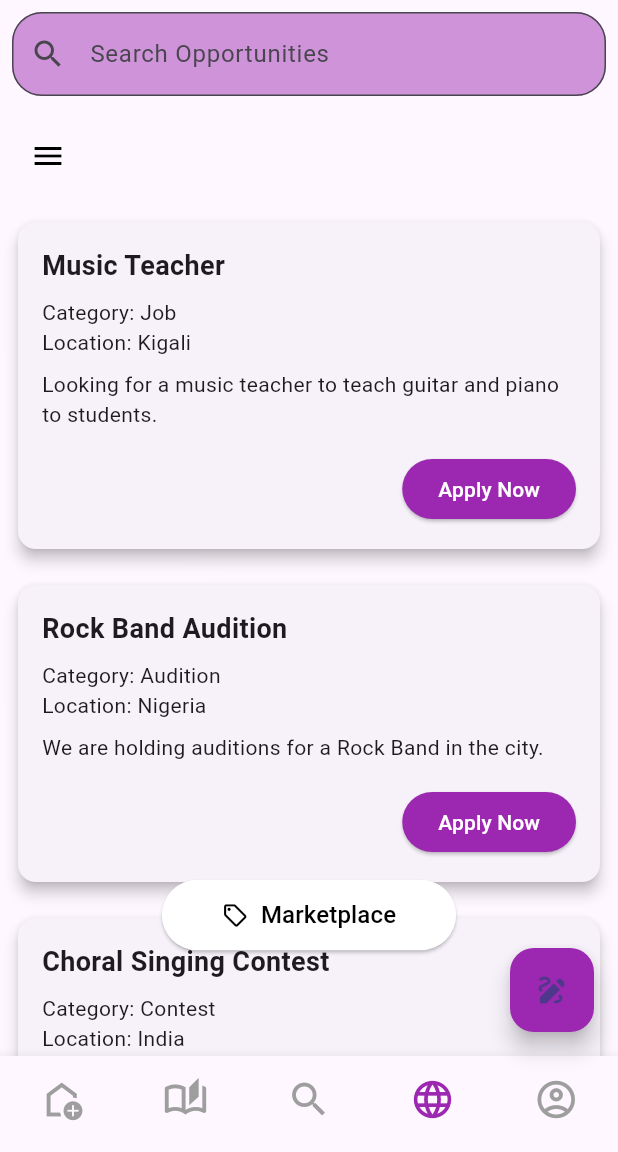
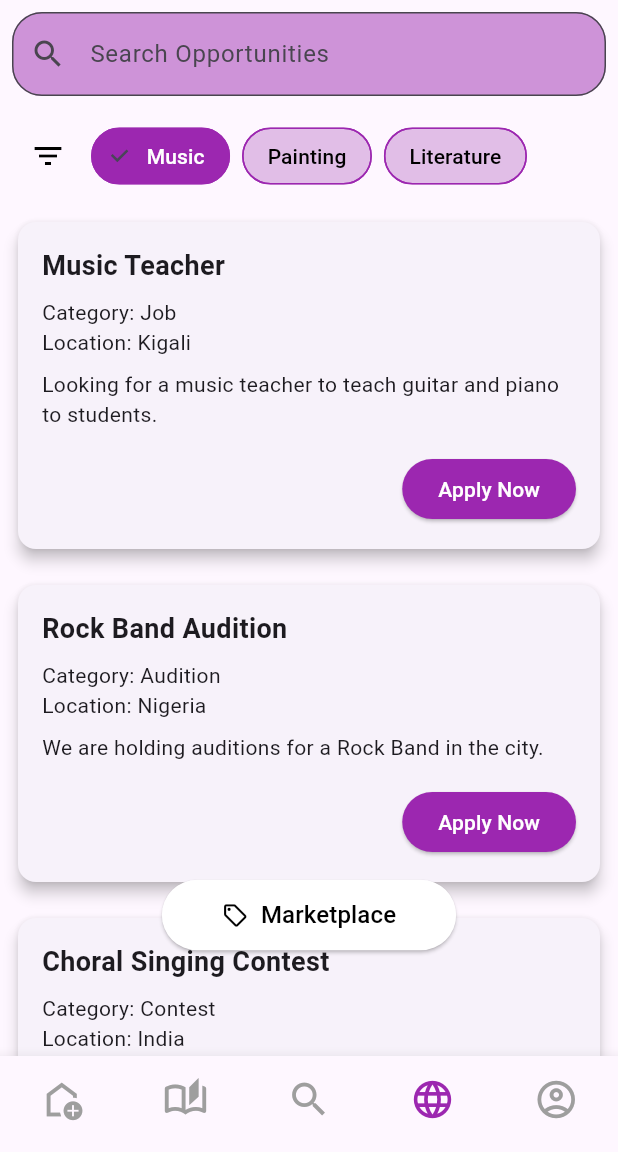
Before and after one commit to IkireziI/Kultura_Mobile_App_Group13, a Flutter app: the OpportunitiesBoard screen opened by its route, on a phone screen of 412 x 824 dp, the part 84-1236 px from its top. Run offline on Flutter 3.47's test engine with Material 3 defaults, Android fonts, the phone set to English and light mode, and no system bars; our stand-ins replace youtube_player_flutter.

Commit message:
updated icon and categories

```diff
--- a/kultura/lib/pages/opportunities_board.dart
+++ b/kultura/lib/pages/opportunities_board.dart
@@ -48,37 +48,13 @@ class OpportunitiesBoard extends StatelessWidget {
           ),
         ],
       ),
-      floatingActionButton: const DrawingWidget(),
       bottomNavigationBar: const BottomNavigation(
         selectedIndex: 3,
       ),
     );
   }
 }
-class DrawingWidget extends StatefulWidget{
-  const DrawingWidget({super.key});
 
-@override
-  State<DrawingWidget> createState() => _DrawingWidgetState();
-}
-
-class _DrawingWidgetState extends State<DrawingWidget> {
-  bool _isChipsVisible = false;
-
-  void _toggleChipsVisibility(){
-    setState(() {
-      _isChipsVisible = !_isChipsVisible;
-    });
-  }
-  @override
-  Widget build(BuildContext context) {
-    return FloatingActionButton(
-      onPressed: _toggleChipsVisibility,
-      backgroundColor: Colors.purple,
-      child: const Icon(Icons.draw),
-    );
-  }
-}
 class OpportunitiesBoardContent extends StatelessWidget {
   const OpportunitiesBoardContent({super.key});
 
@@ -101,15 +77,11 @@ class SearchBarAndFilters extends StatefulWidget {
   @override
   State<SearchBarAndFilters> createState() => _SearchBarAndFiltersState();
 }
-class _SearchBarAndFiltersState extends State<SearchBarAndFilters>{
-  bool _isChipVisible = false;
 
-  void _toggleChipsVisibility() {
-    setState(() {
-      _isChipVisible = !_isChipVisible;
+class _SearchBarAndFiltersState extends State<SearchBarAndFilters> {
+  bool _isFilterVisible = false;
+  String selectedCategory = 'Music';
 
-    });
-  }
   @override
   Widget build(BuildContext context) {
     return Padding(
@@ -129,35 +101,70 @@ class _SearchBarAndFiltersState extends State<SearchBarAndFilters>{
           ),
           const SizedBox(height: 16),
           Row(
-           mainAxisAlignment:MainAxisAlignment.start,
             children: [
+              // Filter icon on the left
               IconButton(
-    onPressed: _toggleChipsVisibility,
+                onPressed: () {
+                  setState(() {
+                    _isFilterVisible = !_isFilterVisible;
+                  });
+                },
                 icon: Icon(
-    _isChipVisible ? Icons.close: Icons.menu,
+                  _isFilterVisible ? Icons.close : Icons.filter_list,
                   color: Colors.black,
+                ),
+              ),
 
+              // Centered categories
+              Expanded(
+                child: Center(
+                  child: Wrap(
+                    alignment: WrapAlignment.center,
+                    spacing: 8.0,
+                    children:
+                        ['Music', 'Painting', 'Literature'].map((category) {
+                      return FilterChip(
+                        label: Text(category),
+                        selected: selectedCategory == category,
+                        onSelected: (bool selected) {
+                          setState(() {
+                            selectedCategory = selected ? category : '';
+                          });
+                        },
+                        backgroundColor: Colors.purple[100],
+                        selectedColor: Colors.purple,
+                        labelStyle: TextStyle(
+                          color: selectedCategory == category
+                              ? Colors.white
+                              : Colors.black,
                         ),
-    )
+                        shape: RoundedRectangleBorder(
+                          borderRadius: BorderRadius.circular(30),
+                          side:
+                              const BorderSide(color: Colors.purple, width: 1),
+                        ),
+                      );
+                    }).toList(),
+                  ),
+                ),
+              ),
+
+              // Empty SizedBox to balance the layout
+              const SizedBox(width: 48), // Width matches IconButton
             ],
           ),
-
-           Visibility(
-             visible: _isChipVisible,
-           child: Wrap(
-            spacing: 8.0,
-            children: const [
-              CustomFilterChip(label: 'Music', isSelected: false),
-              CustomFilterChip(label: 'Painting', isSelected: false),
-              CustomFilterChip(label: 'Literature', isSelected: false),
+          if (_isFilterVisible)
+            Padding(
+              padding: const EdgeInsets.only(top: 8.0),
+              child: Column(
+                children: [
+                  // Add your additional filters here
                 ],
               ),
             ),
         ],
       ),
     );
-
-
   }
 }
 
```
Lines whose indentation alone changed are shown as unchanged.
